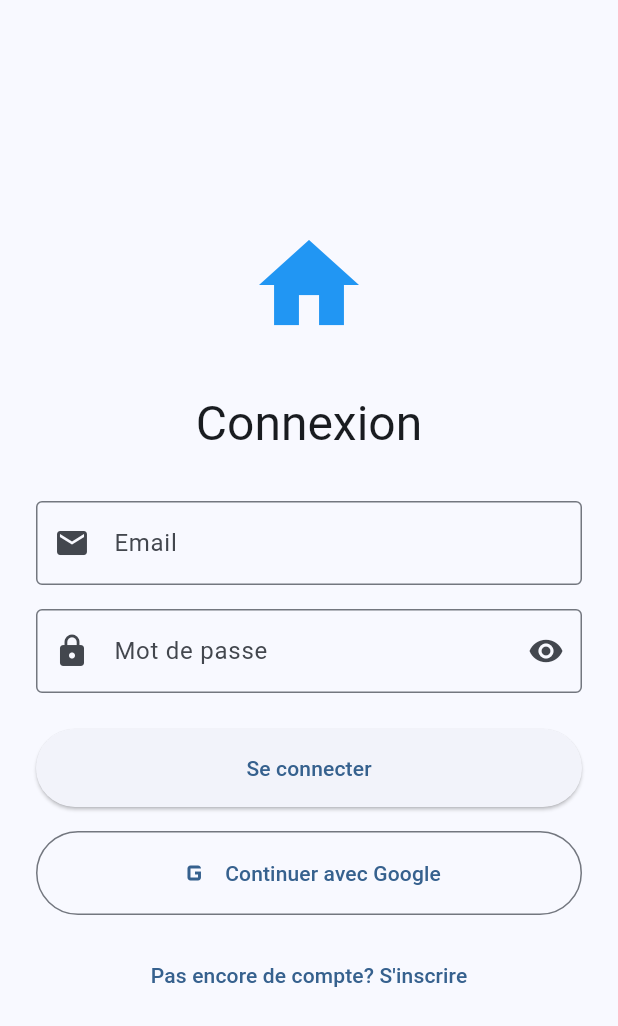
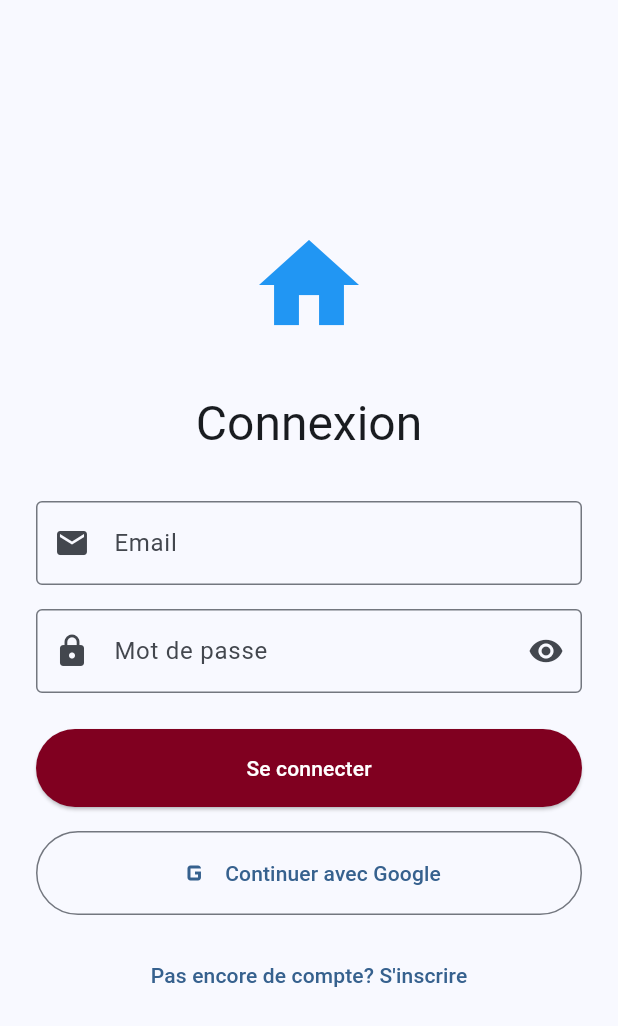
Before and after one commit to kingPaku/henock_app, a Flutter app: the screen it shows after launch, on a phone screen of 412 x 824 dp. Shown: the top 1026 px of the screen. Run offline on Flutter 3.47's test engine with Material 3 defaults, Android fonts, the phone set to English and light mode, and no system bars; our stand-ins replace cached_network_image, cloud_firestore, firebase_auth, firebase_core, google_sign_in; accounts and stored records are empty; generated files the repository leaves out were written again.

Commit message:
Améliore les flux d'authentification et de gestion des biens pour fiabiliser l'expérience utilisateur.
Cette mise à jour renforce la déconnexion Google/Firebase, ajoute la suppression réelle d'un bien dans Firestore, améliore les retours UI (loader/erreurs) et finalise la configuration Firebase locale.

Co-authored-by: Cursor <cursoragent@cursor.com>

```diff
--- a/lib/main.dart
+++ b/lib/main.dart
@@ -13,7 +13,7 @@ void main() async {
   await initializeDateFormatting('fr_FR', null);
 
   await Firebase.initializeApp(
-    options: DefaultFirebaseOptions.currentPlatform,
+    options: DefaultFirebaseOptions.currentPlatform
   );
 
   runApp(const MyApp());
--- a/lib/services/firestore_service.dart
+++ b/lib/services/firestore_service.dart
@@ -120,7 +120,7 @@ class FirestoreService {
   // DELETE - Supprimer un bien
   Future<void> supprimerBien(String id) async {
     try {
-      await _biensCollection.doc(id).update({'disponible': false});
+      await _biensCollection.doc(id).delete();
     } catch (e) {
       throw Exception('Erreur lors de la suppression du bien: $e');
     }
--- a/lib/views/auth/login_screen.dart
+++ b/lib/views/auth/login_screen.dart
@@ -184,6 +184,8 @@ class _LoginScreenState extends State<LoginScreen> {
                             ? null
                             : _handleSubmit,
                         style: ElevatedButton.styleFrom(
+                          backgroundColor: const Color(0xFF800020),
+                          foregroundColor: Colors.white,
                           padding: const EdgeInsets.symmetric(vertical: 16),
                         ),
                         child: authController.isLoading
@@ -193,13 +195,25 @@ class _LoginScreenState extends State<LoginScreen> {
                     },
                   ),
                   const SizedBox(height: 16),
-                  OutlinedButton.icon(
-                    onPressed: _handleGoogleSignIn,
-                    icon: const Icon(Icons.g_mobiledata, size: 24),
-                    label: const Text('Continuer avec Google'),
-                    style: OutlinedButton.styleFrom(
-                      padding: const EdgeInsets.symmetric(vertical: 16),
-                    ),
+                  Consumer<AuthController>(
+                    builder: (context, authController, _) {
+                      return OutlinedButton.icon(
+                        onPressed: authController.isLoading
+                            ? null
+                            : _handleGoogleSignIn,
+                        icon: authController.isLoading
+                            ? const SizedBox(
+                                width: 18,
+                                height: 18,
+                                child: CircularProgressIndicator(strokeWidth: 2),
+                              )
+                            : const Icon(Icons.g_mobiledata, size: 24),
+                        label: const Text('Continuer avec Google'),
+                        style: OutlinedButton.styleFrom(
+                          padding: const EdgeInsets.symmetric(vertical: 16),
+                        ),
+                      );
+                    },
                   ),
                   const SizedBox(height: 16),
                   TextButton(
```
Also changed, not shown: lib/controllers/auth_controller.dart (+9 -4 lines), lib/services/auth_service.dart (+28 -1 lines), lib/views/biens/bien_detail_screen.dart (+84 -0 lines), lib/views/home/home_screen.dart (+9 -4 lines), firebase.json (added).
